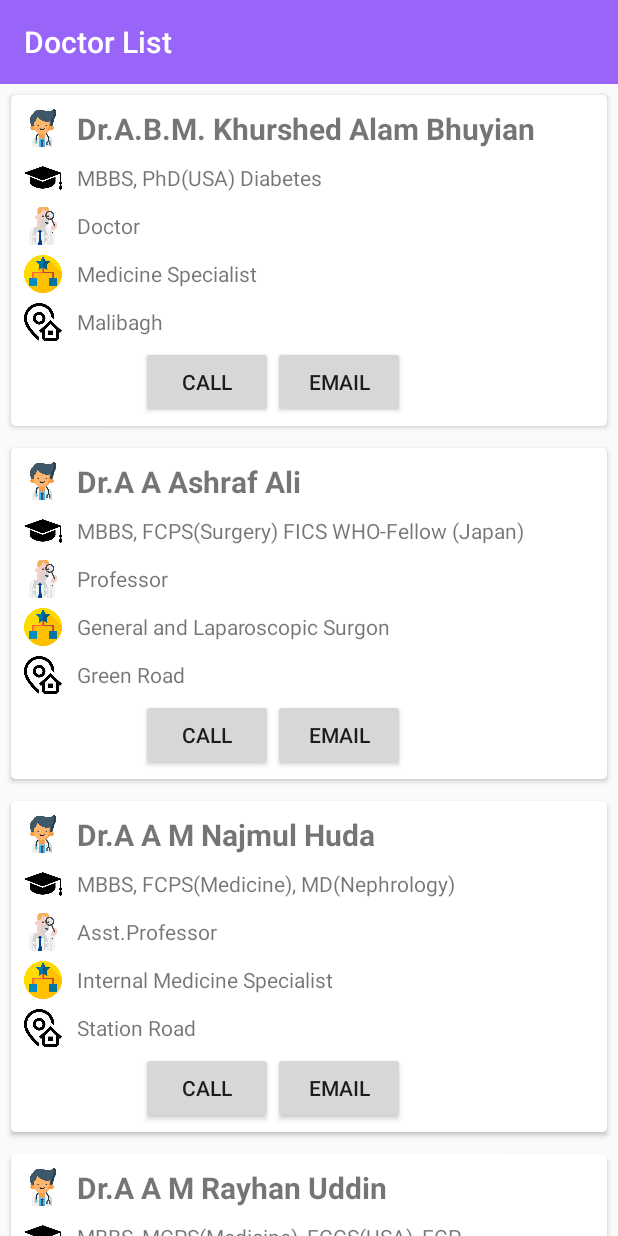
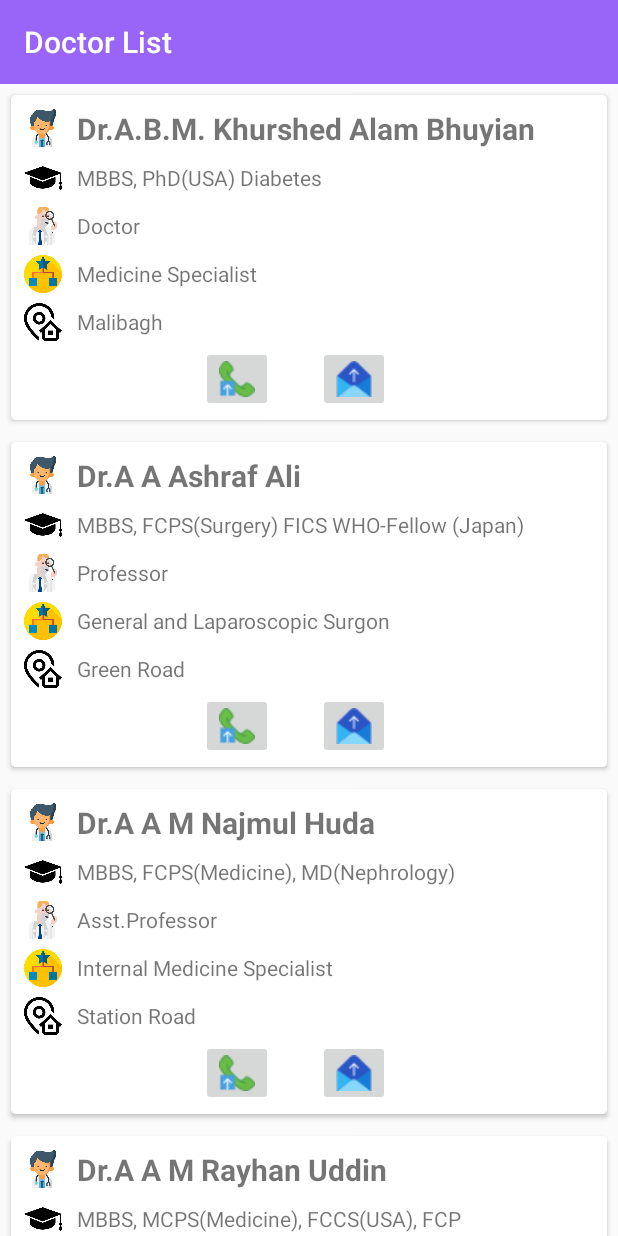
Before and after one commit to msrsiddik/HospitalManagement, an Android app: the screen it shows after launch (MainActivity), after a tap on "Doctor List", on a phone screen of 412 x 824 dp. Run offline under Robolectric (Android 15) with nearby library versions, the phone set to English and light mode, and no system bars.

Commit message:
call, email button add and some update

```diff
--- a/app/src/main/AndroidManifest.xml
+++ b/app/src/main/AndroidManifest.xml
@@ -1,6 +1,8 @@
 <?xml version="1.0" encoding="utf-8"?>
 <manifest xmlns:android="http://schemas.android.com/apk/res/android"
     package="com.zerone.hospitalmanagement">
+
+    <uses-permission android:name="android.permission.CALL_PHONE" />
 
     <application
         android:allowBackup="true"
@@ -9,7 +11,8 @@
         android:roundIcon="@drawable/ic_hospital"
         android:supportsRtl="true"
         android:theme="@style/AppTheme">
-        <activity android:name=".MainActivity">
+        <activity android:name=".MainActivity"
+            android:screenOrientation="portrait">
             <intent-filter>
                 <action android:name="android.intent.action.MAIN" />
 
--- a/app/src/main/java/com/zerone/hospitalmanagement/DoctorAdapter.java
+++ b/app/src/main/java/com/zerone/hospitalmanagement/DoctorAdapter.java
@@ -1,6 +1,9 @@
 package com.zerone.hospitalmanagement;
 
 import android.content.Context;
+import android.content.Intent;
+import android.content.pm.PackageManager;
+import android.net.Uri;
 import android.support.annotation.NonNull;
 import android.support.v7.widget.PopupMenu;
 import android.support.v7.widget.RecyclerView;
@@ -10,6 +13,7 @@ import android.view.MenuItem;
 import android.view.View;
 import android.view.ViewGroup;
 import android.widget.Button;
+import android.widget.ImageButton;
 import android.widget.TextView;
 import android.widget.Toast;
 
@@ -49,6 +53,24 @@ public class DoctorAdapter extends RecyclerView.Adapter<DoctorAdapter.DoctorView
         doctorViewHolder.doctorProTV.setText(doctorModel.getDoctorProfession());
         doctorViewHolder.doctorCateTV.setText(doctorModel.getDoctorCategory());
         doctorViewHolder.doctorAddTV.setText(doctorModel.getDoctorAddress());
+        doctorViewHolder.doctorCallBtn.setOnClickListener(new View.OnClickListener() {
+            @Override
+            public void onClick(View v) {
+                controller.dialPhoneNumber(doctorModel.getDoctorMobile());
+            }
+        });
+
+        doctorViewHolder.doctorEmailBtn.setOnClickListener(new View.OnClickListener() {
+            @Override
+            public void onClick(View v) {
+                Intent intent = new Intent(Intent.ACTION_SENDTO);
+                intent.setData(Uri.parse("mailto:"+doctorModel.getDoctorEmail()));
+                if (doctorModel.getDoctorEmail() != null) {
+                    context.startActivity(intent);
+                }
+            }
+        });
+
         if (userPreference.getLoginStatus()) {
             doctorViewHolder.moreOptionBtn.setOnClickListener(new View.OnClickListener() {
                 @Override
@@ -89,7 +111,7 @@ public class DoctorAdapter extends RecyclerView.Adapter<DoctorAdapter.DoctorView
 
     class DoctorViewHolder extends RecyclerView.ViewHolder {
         TextView doctorNameTV, doctorEduTV, doctorProTV, doctorCateTV, doctorAddTV;
-        Button doctorCallBtn, doctorEmailBtn;
+        ImageButton doctorCallBtn, doctorEmailBtn;
         TextView moreOptionBtn;
 
         public DoctorViewHolder(@NonNull View itemView) {
--- a/app/src/main/java/com/zerone/hospitalmanagement/FragmentController.java
+++ b/app/src/main/java/com/zerone/hospitalmanagement/FragmentController.java
@@ -9,4 +9,5 @@ public interface FragmentController {
     void gotoAppointment();
     void gotoPatientList(String name);
     void gotoDoctorEditForm(int id);
+    void dialPhoneNumber(String mobileNumber);
 }
--- a/app/src/main/java/com/zerone/hospitalmanagement/MainActivity.java
+++ b/app/src/main/java/com/zerone/hospitalmanagement/MainActivity.java
@@ -1,6 +1,8 @@
 package com.zerone.hospitalmanagement;
 
+import android.content.Intent;
 import android.graphics.Color;
+import android.net.Uri;
 import android.support.v4.app.FragmentManager;
 import android.support.v7.app.AppCompatActivity;
 import android.os.Bundle;
@@ -115,6 +117,15 @@ public class MainActivity extends AppCompatActivity implements FragmentControlle
         manager.beginTransaction().addToBackStack(null).replace(R.id.fragmentContainer, doctorFormFragment).commit();
     }
 
+    @Override
+    public void dialPhoneNumber(String mobileNumber) {
+        Intent intent = new Intent(Intent.ACTION_DIAL);
+        intent.setData(Uri.parse("tel:" + mobileNumber));
+        if (intent.resolveActivity(getPackageManager()) != null) {
+            startActivity(intent);
+        }
+    }
+
     private void autoAddDoctor() {
         if (userPreference.getDataFirstTimeEntry()){
             DoctorDataSource doctorDataSource = new DoctorDataSource(this);
@@ -123,10 +134,11 @@ public class MainActivity extends AppCompatActivity implements FragmentControlle
             String[] prof = getResources().getStringArray(R.array.doctor_prof);
             String[] cate = getResources().getStringArray(R.array.doctor_category);
             String[] addr = getResources().getStringArray(R.array.doctor_address);
+            String[] mobile = getResources().getStringArray(R.array.doctor_mobile);
             String[] email = getResources().getStringArray(R.array.doctor_email);
             String[] pass = getResources().getStringArray(R.array.doctor_password);
             for (int i = 0; i < name.length ; i++) {
-                doctorDataSource.insertNewDoctor(new DoctorModel(name[i],edu[i],prof[i],cate[i],addr[i],null,email[i],pass[i]));
+                doctorDataSource.insertNewDoctor(new DoctorModel(name[i],edu[i],prof[i],cate[i],addr[i],mobile[i],email[i],pass[i]));
             }
             userPreference.setDataFirstTimeEntry(false);
         }
--- a/app/src/main/res/layout/doctor_row.xml
+++ b/app/src/main/res/layout/doctor_row.xml
@@ -133,17 +133,19 @@
                 android:orientation="horizontal"
                 android:gravity="end">
 
-                <Button
+                <ImageButton
                     android:id="@+id/doctorCallBtn"
                     android:layout_width="wrap_content"
                     android:layout_height="wrap_content"
-                    android:text="Call"/>
+                    android:src="@drawable/phone_ic"
+                    android:layout_marginRight="30dp"/>
 
-                <Button
+                <ImageButton
                     android:id="@+id/doctorEmailBtn"
                     android:layout_width="wrap_content"
                     android:layout_height="wrap_content"
-                    android:text="Email"/>
+                    android:src="@drawable/email_ic"
+                    android:layout_marginRight="10dp"/>
 
             </LinearLayout>
 
--- a/app/src/main/res/values/strings.xml
+++ b/app/src/main/res/values/strings.xml
@@ -51,6 +51,15 @@
         <item>Shyamoli</item>
     </string-array>
 
+    <string-array name="doctor_mobile">
+        <item>01111111111</item>
+        <item>02222222222</item>
+        <item>03333333333</item>
+        <item>04444444444</item>
+        <item>05555555555</item>
+        <item>06666666666</item>
+    </string-array>
+
     <string-array name="doctor_email">
         <item>doctor1@email.com</item>
         <item>doctor2@email.com</item>
```
Also changed, not shown: app/src/main/res/layout/fragment_add_doctor_form.xml (+13 -0 lines), app/src/main/res/layout/fragment_appoinment.xml (+9 -1 lines), app/src/main/res/drawable/email_ic.png (added), app/src/main/res/drawable/phone_ic.png (added).
